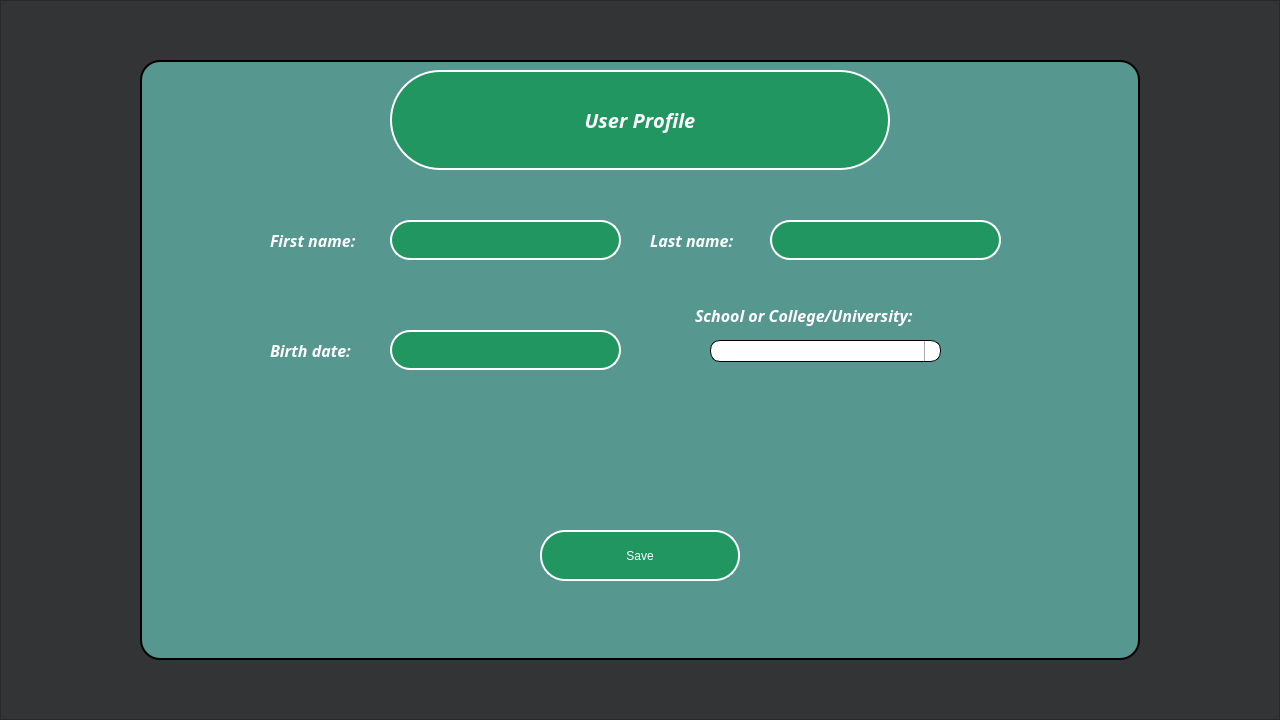
The window that LinkedOut/LinkedOut.ui (kellymahn2/LO) describes before a commit, drawn with Qt 5.
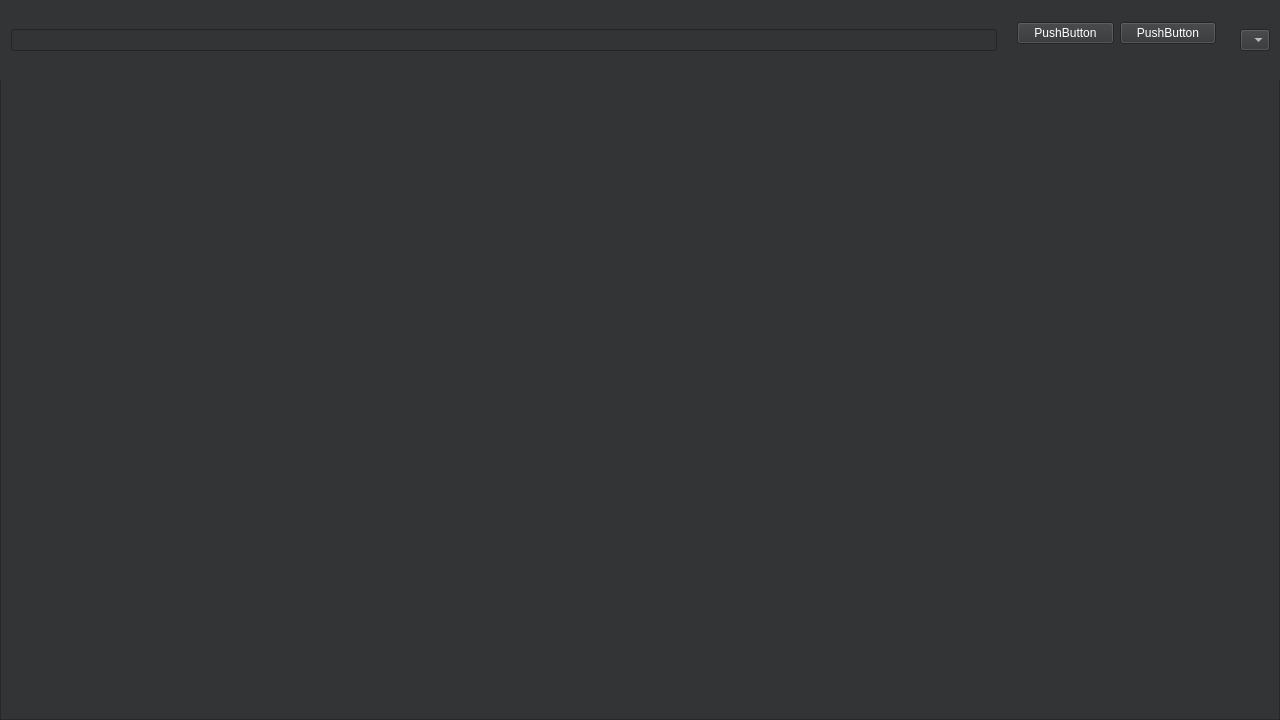
The same window after the commit. Icons and pictures are not drawn.

```diff
--- a/LinkedOut/LinkedOut.ui
+++ b/LinkedOut/LinkedOut.ui
@@ -59,375 +59,68 @@
     <property name="frameShadow">
      <enum>QFrame::Raised</enum>
     </property>
-    <widget class="QFrame" name="UserInformation_Frame">
+    <widget class="QWidget" name="horizontalLayoutWidget">
      <property name="geometry">
       <rect>
-       <x>140</x>
-       <y>60</y>
-       <width>1000</width>
-       <height>600</height>
+       <x>0</x>
+       <y>0</y>
+       <width>1281</width>
+       <height>80</height>
       </rect>
      </property>
-     <property name="styleSheet">
-      <string notr="true">background-color:rgb(86, 152, 144);
-border-style: solid; border-width: 2px; border-color: #000000;
-	border-radius: 20px;</string>
-     </property>
-     <property name="frameShape">
-      <enum>QFrame::NoFrame</enum>
-     </property>
-     <property name="frameShadow">
-      <enum>QFrame::Raised</enum>
-     </property>
-     <widget class="QLabel" name="label">
-      <property name="geometry">
-       <rect>
-        <x>250</x>
-        <y>10</y>
-        <width>500</width>
-        <height>100</height>
-       </rect>
-      </property>
-      <property name="font">
-       <font>
-        <family>Cascadia Mono</family>
-        <pointsize>15</pointsize>
-        <weight>75</weight>
-        <italic>true</italic>
-        <bold>true</bold>
-        <strikeout>false</strikeout>
-        <kerning>false</kerning>
-       </font>
-      </property>
-      <property name="styleSheet">
-       <string notr="true">border-color:#FFFFFF;border-radius:50px;background-color:rgb(33, 150, 97)
-</string>
-      </property>
-      <property name="text">
-       <string>User Profile</string>
-      </property>
-      <property name="alignment">
-       <set>Qt::AlignCenter</set>
-      </property>
-     </widget>
-     <widget class="QFrame" name="frame">
-      <property name="geometry">
-       <rect>
-        <x>130</x>
-        <y>130</y>
-        <width>351</width>
-        <height>100</height>
-       </rect>
-      </property>
-      <property name="styleSheet">
-       <string notr="true">border:none;</string>
-      </property>
-      <property name="frameShape">
-       <enum>QFrame::StyledPanel</enum>
-      </property>
-      <property name="frameShadow">
-       <enum>QFrame::Raised</enum>
-      </property>
-      <widget class="QLineEdit" name="lineEdit">
-       <property name="geometry">
-        <rect>
-         <x>120</x>
-         <y>30</y>
-         <width>231</width>
-         <height>40</height>
-        </rect>
-       </property>
-       <property name="styleSheet">
-        <string notr="true">background-color:rgb(33, 150, 97);
-border-style: solid; border-width: 2px; border-color: white;
-border-radius: 20px;</string>
-       </property>
-       <property name="text">
-        <string/>
-       </property>
-       <property name="clearButtonEnabled">
-        <bool>false</bool>
-       </property>
-      </widget>
-      <widget class="QLabel" name="label_2">
-       <property name="geometry">
-        <rect>
-         <x>0</x>
-         <y>35</y>
-         <width>111</width>
-         <height>30</height>
-        </rect>
-       </property>
-       <property name="font">
-        <font>
-         <family>Cascadia Mono</family>
-         <pointsize>12</pointsize>
-         <weight>75</weight>
-         <italic>true</italic>
-         <bold>true</bold>
-        </font>
-       </property>
-       <property name="focusPolicy">
-        <enum>Qt::NoFocus</enum>
-       </property>
-       <property name="styleSheet">
-        <string notr="true">border:none;</string>
-       </property>
-       <property name="text">
-        <string>First name:</string>
-       </property>
-      </widget>
-     </widget>
-     <widget class="QFrame" name="frame_2">
-      <property name="geometry">
-       <rect>
-        <x>510</x>
-        <y>130</y>
-        <width>351</width>
-        <height>100</height>
-       </rect>
-      </property>
-      <property name="styleSheet">
-       <string notr="true">border:none;</string>
-      </property>
-      <property name="frameShape">
-       <enum>QFrame::StyledPanel</enum>
-      </property>
-      <property name="frameShadow">
-       <enum>QFrame::Raised</enum>
-      </property>
-      <widget class="QLineEdit" name="lineEdit_2">
-       <property name="geometry">
-        <rect>
-         <x>120</x>
-         <y>30</y>
-         <width>231</width>
-         <height>40</height>
-        </rect>
-       </property>
-       <property name="styleSheet">
-        <string notr="true">background-color:rgb(33, 150, 97);
-border-style: solid; border-width: 2px; border-color: white;
-border-radius: 20px;</string>
-       </property>
-       <property name="text">
-        <string/>
-       </property>
-       <property name="clearButtonEnabled">
-        <bool>false</bool>
-       </property>
-      </widget>
-      <widget class="QLabel" name="label_3">
-       <property name="geometry">
-        <rect>
-         <x>0</x>
-         <y>35</y>
-         <width>111</width>
-         <height>30</height>
-        </rect>
-       </property>
-       <property name="font">
-        <font>
-         <family>Cascadia Mono</family>
-         <pointsize>12</pointsize>
-         <weight>75</weight>
-         <italic>true</italic>
-         <bold>true</bold>
-        </font>
-       </property>
-       <property name="focusPolicy">
-        <enum>Qt::NoFocus</enum>
-       </property>
-       <property name="styleSheet">
-        <string notr="true">border:none;</string>
-       </property>
-       <property name="text">
-        <string>Last name:</string>
-       </property>
-      </widget>
-     </widget>
-     <widget class="QFrame" name="frame_3">
-      <property name="geometry">
-       <rect>
-        <x>130</x>
-        <y>240</y>
-        <width>351</width>
-        <height>100</height>
-       </rect>
-      </property>
-      <property name="styleSheet">
-       <string notr="true">border:none;</string>
-      </property>
-      <property name="frameShape">
-       <enum>QFrame::StyledPanel</enum>
-      </property>
-      <property name="frameShadow">
-       <enum>QFrame::Raised</enum>
-      </property>
-      <widget class="QLineEdit" name="lineEdit_3">
-       <property name="geometry">
-        <rect>
-         <x>120</x>
-         <y>30</y>
-         <width>231</width>
-         <height>40</height>
-        </rect>
-       </property>
-       <property name="styleSheet">
-        <string notr="true">background-color:rgb(33, 150, 97);
-border-style: solid; border-width: 2px; border-color: white;
-border-radius: 20px;</string>
-       </property>
-       <property name="inputMethodHints">
-        <set>Qt::ImhDate</set>
-       </property>
-       <property name="text">
-        <string/>
-       </property>
-       <property name="clearButtonEnabled">
-        <bool>false</bool>
-       </property>
-      </widget>
-      <widget class="QLabel" name="label_4">
-       <property name="geometry">
-        <rect>
-         <x>0</x>
-         <y>35</y>
-         <width>111</width>
-         <height>30</height>
-        </rect>
-       </property>
-       <property name="font">
-        <font>
-         <family>Cascadia Mono</family>
-         <pointsize>12</pointsize>
-         <weight>75</weight>
-         <italic>true</italic>
-         <bold>true</bold>
-        </font>
-       </property>
-       <property name="focusPolicy">
-        <enum>Qt::NoFocus</enum>
-       </property>
-       <property name="styleSheet">
-        <string notr="true">border:none;</string>
-       </property>
-       <property name="text">
-        <string>Birth date:</string>
-       </property>
-      </widget>
-     </widget>
-     <widget class="QFrame" name="frame_4">
-      <property name="geometry">
-       <rect>
-        <x>510</x>
-        <y>240</y>
-        <width>351</width>
-        <height>100</height>
-       </rect>
-      </property>
-      <property name="styleSheet">
-       <string notr="true">border:none;</string>
-      </property>
-      <property name="frameShape">
-       <enum>QFrame::StyledPanel</enum>
-      </property>
-      <property name="frameShadow">
-       <enum>QFrame::Raised</enum>
-      </property>
-      <widget class="QLabel" name="label_5">
-       <property name="geometry">
-        <rect>
-         <x>45</x>
-         <y>0</y>
-         <width>261</width>
-         <height>30</height>
-        </rect>
-       </property>
-       <property name="font">
-        <font>
-         <family>Cascadia Mono</family>
-         <pointsize>12</pointsize>
-         <weight>75</weight>
-         <italic>true</italic>
-         <bold>true</bold>
-        </font>
-       </property>
-       <property name="focusPolicy">
-        <enum>Qt::NoFocus</enum>
-       </property>
-       <property name="styleSheet">
-        <string notr="true">border:none;</string>
-       </property>
-       <property name="text">
-        <string>School or College/University:</string>
-       </property>
-      </widget>
-      <widget class="QComboBox" name="comboBox">
-       <property name="geometry">
-        <rect>
-         <x>60</x>
-         <y>40</y>
-         <width>231</width>
-         <height>22</height>
-        </rect>
-       </property>
-       <property name="styleSheet">
-        <string notr="true"> QComboBox {
-            border: 1px solid black;
-            border-radius: 10px;
-            padding: 1px 18px 1px 3px;
-            min-width: 6em;
-			background-color:white;
-        }
-        QComboBox::drop-down {
-            subcontrol-origin: padding;
-            subcontrol-position: top right;
-            width: 15px;
-            border-left-width: 1px;
-            border-left-color: darkgray;
-            border-left-style: solid;
-            border-top-right-radius: 3px;
-            border-bottom-right-radius: 3px;
-        }
-        QComboBox::down-arrow {
-            image: url(./Resources/ComboBoxDownArrow.png);
-        }</string>
-       </property>
-       <property name="editable">
-        <bool>true</bool>
-       </property>
-       <property name="maxVisibleItems">
-        <number>5</number>
-       </property>
-       <property name="iconSize">
-        <size>
-         <width>16</width>
-         <height>16</height>
-        </size>
-       </property>
-       <property name="frame">
-        <bool>true</bool>
-       </property>
-      </widget>
-     </widget>
-     <widget class="QPushButton" name="pushButton">
-      <property name="geometry">
-       <rect>
-        <x>400</x>
-        <y>470</y>
-        <width>200</width>
-        <height>51</height>
-       </rect>
-      </property>
-      <property name="styleSheet">
-       <string notr="true">border-color:#FFFFFF;border-radius:25px;background-color:rgb(33, 150, 97)
-</string>
-      </property>
-      <property name="text">
-       <string>Save</string>
-      </property>
-     </widget>
+     <layout class="QHBoxLayout" name="horizontalLayout" stretch="0,1,0">
+      <item>
+       <widget class="QLineEdit" name="lineEdit"/>
+      </item>
+      <item>
+       <widget class="QWidget" name="widget" native="true">
+        <property name="sizePolicy">
+         <sizepolicy hsizetype="Maximum" vsizetype="Preferred">
+          <horstretch>0</horstretch>
+          <verstretch>0</verstretch>
+         </sizepolicy>
+        </property>
+        <property name="minimumSize">
+         <size>
+          <width>231</width>
+          <height>0</height>
+         </size>
+        </property>
+        <widget class="QWidget" name="horizontalLayoutWidget_2">
+         <property name="geometry">
+          <rect>
+           <x>3</x>
+           <y>0</y>
+           <width>221</width>
+           <height>91</height>
+          </rect>
+         </property>
+         <layout class="QHBoxLayout" name="horizontalLayout_2">
+          <property name="sizeConstraint">
+           <enum>QLayout::SetMaximumSize</enum>
+          </property>
+          <item>
+           <widget class="QPushButton" name="pushButton_2">
+            <property name="text">
+             <string>PushButton</string>
+            </property>
+           </widget>
+          </item>
+          <item>
+           <widget class="QPushButton" name="pushButton">
+            <property name="text">
+             <string>PushButton</string>
+            </property>
+           </widget>
+          </item>
+         </layout>
+        </widget>
+       </widget>
+      </item>
+      <item>
+       <widget class="QComboBox" name="comboBox"/>
+      </item>
+     </layout>
     </widget>
    </widget>
   </widget>
```
